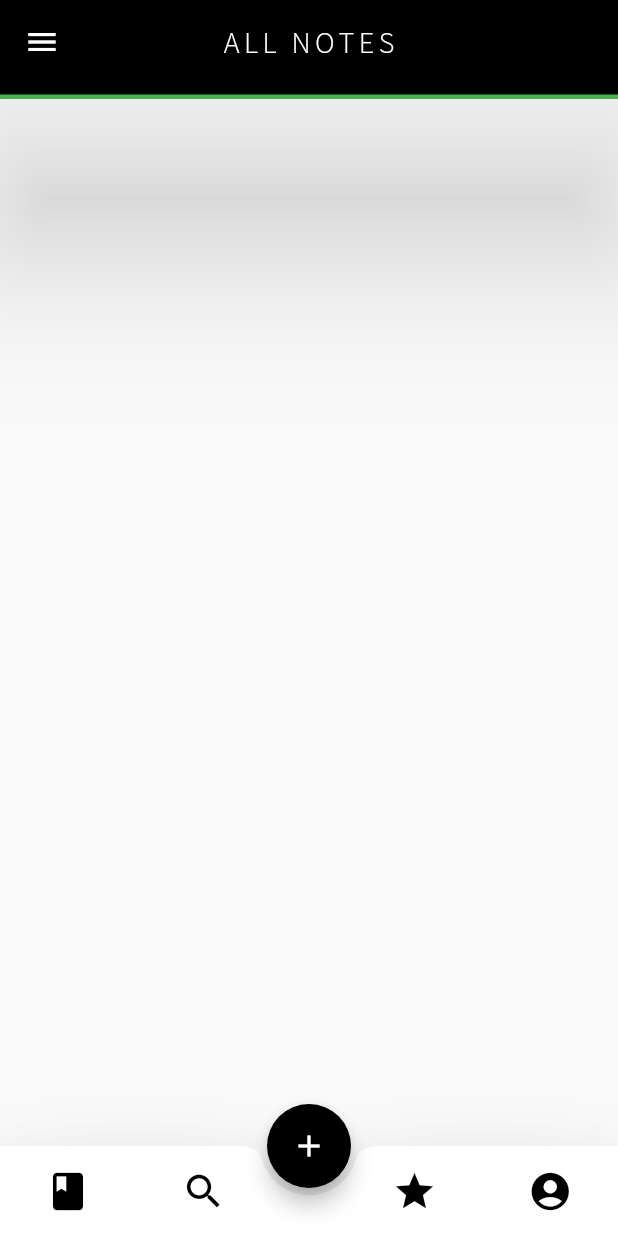
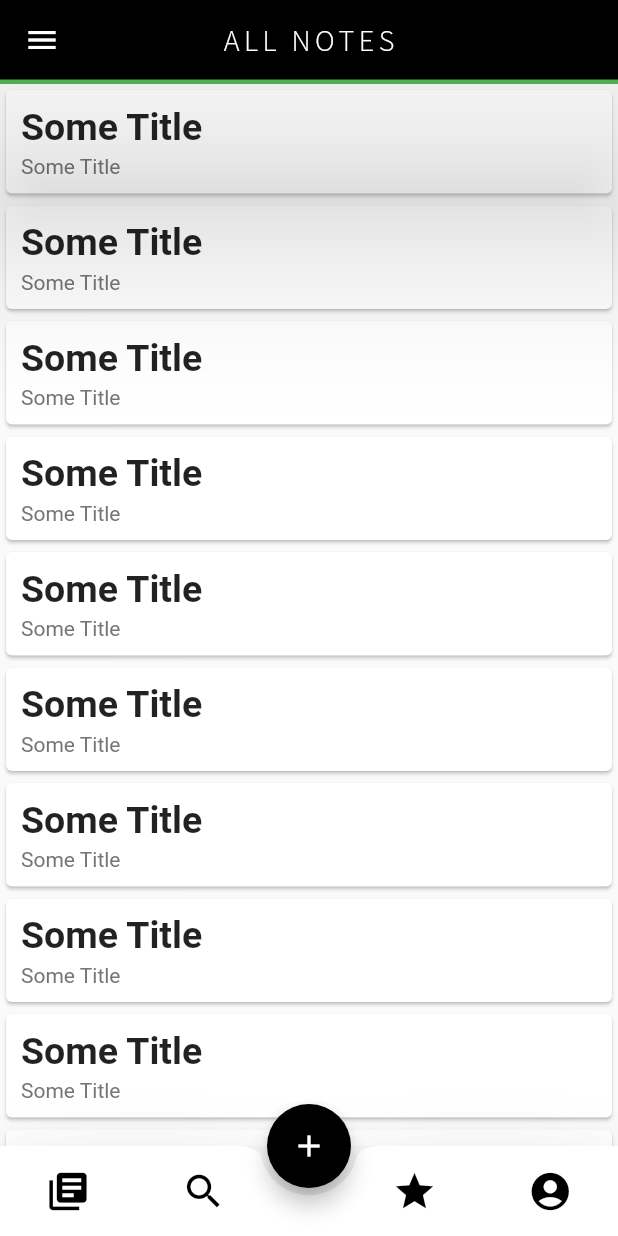
Before and after one commit to gaganyadav80/givnotes, a Flutter app: the screen it shows once a user with an empty profile is signed in, on a phone screen of 412 x 824 dp. Run offline on Flutter 3.47's test engine with Material 2 defaults, Android fonts, the phone set to English and light mode, and no system bars; our stand-ins replace firebase_auth, font_awesome_flutter, getflutter, google_sign_in, rflutter_alert; accounts and stored records are empty.

Commit message:
Update aboutUs.dart, allNotes.dart, and 5 more files...

```diff
--- a/lib/pages/aboutUs.dart
+++ b/lib/pages/aboutUs.dart
@@ -15,7 +15,7 @@ class _AboutUsState extends State<AboutUs> {
     return SafeArea(
       child: Scaffold(
         drawer: DrawerItems(),
-        appBar: myAppBar(''),
+        appBar: MyAppBar(''),
         body: Column(
           children: <Widget>[
             // CustomAppBar(''),
--- a/lib/pages/home.dart
+++ b/lib/pages/home.dart
@@ -1,4 +1,5 @@
 import 'package:flutter/material.dart';
+import 'package:givnotes/pages/notes.dart';
 import 'package:givnotes/ui/drawerItems.dart';
 import 'package:givnotes/ui/homePageItems.dart';
 
@@ -8,7 +9,31 @@ class HomePage extends StatelessWidget {
     return SafeArea(
       child: Scaffold(
         drawer: DrawerItems(),
-        appBar: myAppBar('ALL NOTES'),
+        appBar: MyAppBar('ALL NOTES'),
+        body: ListView.builder(
+          itemCount: 20,
+          itemBuilder: (context, index) {
+            return GestureDetector(
+              onTap: () {
+                Navigator.push(
+                    context, MaterialPageRoute(builder: (context) => NotesView(NoteMode.Editing)));
+              },
+              child: Card(
+                child: Padding(
+                  padding: const EdgeInsets.all(10.0),
+                  child: Column(
+                    crossAxisAlignment: CrossAxisAlignment.start,
+                    children: <Widget>[
+                      _NoteTitle(),
+                      Container(height: 4),
+                      _NoteText(),
+                    ],
+                  ),
+                ),
+              ),
+            );
+          },
+        ),
         floatingActionButton: ActionBarMenu(),
         floatingActionButtonLocation: FloatingActionButtonLocation.centerDocked,
         bottomNavigationBar: BottomMenu(),
@@ -16,3 +41,28 @@ class HomePage extends StatelessWidget {
     );
   }
 }
+
+class _NoteTitle extends StatelessWidget {
+  @override
+  Widget build(BuildContext context) {
+    return Text(
+      'Some Title',
+      style: TextStyle(
+        fontSize: 25,
+        fontWeight: FontWeight.bold,
+      ),
+    );
+  }
+}
+
+class _NoteText extends StatelessWidget {
+  @override
+  Widget build(BuildContext context) {
+    return Text(
+      'Some Title',
+      style: TextStyle(color: Colors.grey[600]),
+      maxLines: 2,
+      overflow: TextOverflow.ellipsis,
+    );
+  }
+}
--- a/lib/pages/notebookPage.dart
+++ b/lib/pages/notebookPage.dart
@@ -14,7 +14,7 @@ class _NotebooksState extends State<Notebooks> {
     return SafeArea(
       child: Scaffold(
         drawer: DrawerItems(),
-        appBar: myAppBar('NOTEBOOKS'),
+        appBar: MyAppBar('NOTEBOOKS'),
         body: ListView(
           children: <Widget>[
             ListTileTheme(
--- a/lib/pages/profile.dart
+++ b/lib/pages/profile.dart
@@ -13,7 +13,7 @@ class MyProfile extends StatelessWidget {
     return SafeArea(
       child: Scaffold(
         drawer: DrawerItems(),
-        appBar: myAppBar('MY PROFILE'),
+        appBar: MyAppBar('MY PROFILE'),
         body: Center(
           child: Column(
             children: <Widget>[
--- a/lib/ui/homePageItems.dart
+++ b/lib/ui/homePageItems.dart
@@ -2,12 +2,44 @@ import 'package:flutter/material.dart';
 import 'package:flutter/painting.dart';
 import 'package:flutter/widgets.dart';
 import 'package:getflutter/getflutter.dart';
+import 'package:givnotes/pages/notes.dart';
 import 'package:givnotes/pages/profile.dart';
-import 'package:givnotes/pages/notebookPage.dart';
+
+import '../pages/home.dart';
 
 // ! Simple AppBar
-Widget myAppBar(String title) {
+class MyAppBar extends StatelessWidget with PreferredSizeWidget {
+  final String title;
+  final bool isNote;
+
+  MyAppBar(this.title, [this.isNote]);
+
+  Widget leading(BuildContext context) {
+    if (isNote == true) {
+      return IconButton(
+        icon: Icon(Icons.arrow_back),
+        onPressed: () {
+          // Navigator.push(context, MaterialPageRoute(builder: (context) => HomePage()));
+          Navigator.pop(context);
+        },
+      );
+    } else {
+      return IconButton(
+        icon: Icon(Icons.menu),
+        onPressed: () {
+          Scaffold.of(context).openDrawer();
+        },
+      );
+    }
+  }
+
+  @override
+  Size get preferredSize => Size.fromHeight(kToolbarHeight);
+
+  @override
+  Widget build(BuildContext context) {
     return GFAppBar(
+      leading: leading(context),
       bottom: PreferredSize(
         child: Container(
           color: Colors.green,
@@ -29,6 +61,7 @@ Widget myAppBar(String title) {
       ),
     );
   }
+}
 
 // ! This builds the bottomAppBar icons
 class BottomMenu extends StatefulWidget {
@@ -49,13 +82,13 @@ class _BottomMenuState extends State<BottomMenu> {
           children: <Widget>[
             IconButton(
               icon: Icon(
-                Icons.book,
+                Icons.library_books,
                 color: Colors.black,
               ),
-              tooltip: 'Notebooks',
+              tooltip: 'All Notes',
               iconSize: 30.0,
               onPressed: () {
-                Navigator.push(context, MaterialPageRoute(builder: (context) => Notebooks()));
+                Navigator.push(context, MaterialPageRoute(builder: (context) => HomePage()));
               },
             ),
             Padding(
@@ -116,7 +149,10 @@ class _ActionBarMenuState extends State<ActionBarMenu> {
         tooltip: 'Add new item',
         child: Icon(Icons.add),
         // TODO: Add entries for action button.
-        onPressed: () {},
+        onPressed: () {
+          Navigator.push(
+              context, MaterialPageRoute(builder: (context) => NotesView(NoteMode.Adding)));
+        },
       ),
     );
   }
```
Also changed, not shown: lib/pages/notes.dart (added, +68 -0 lines), lib/pages/allNotes.dart (deleted). Lines whose indentation alone changed are shown as unchanged.
